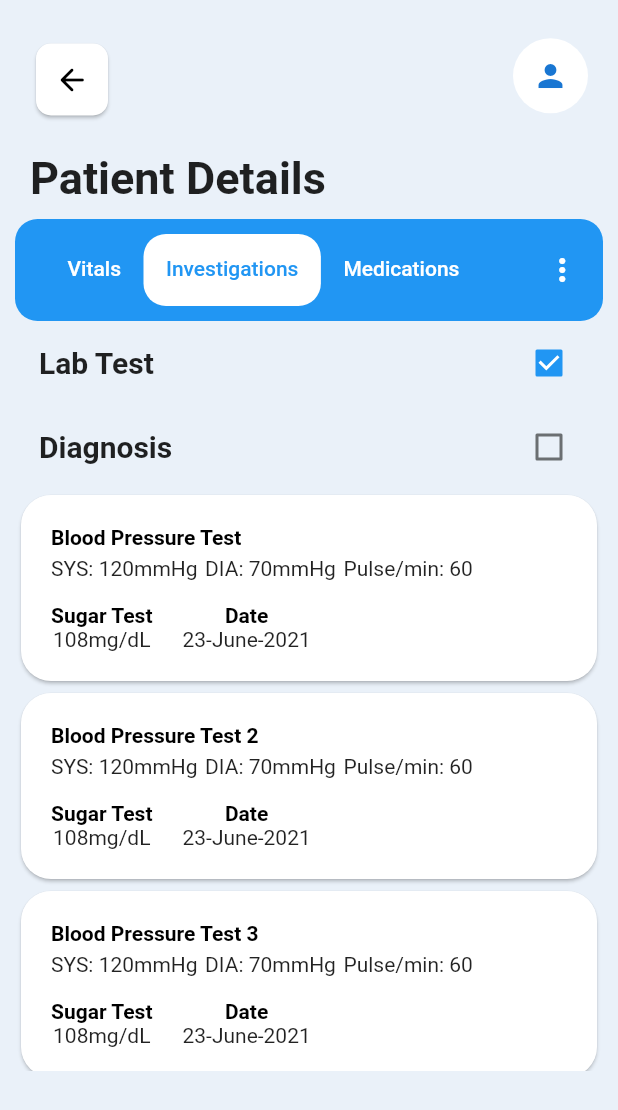
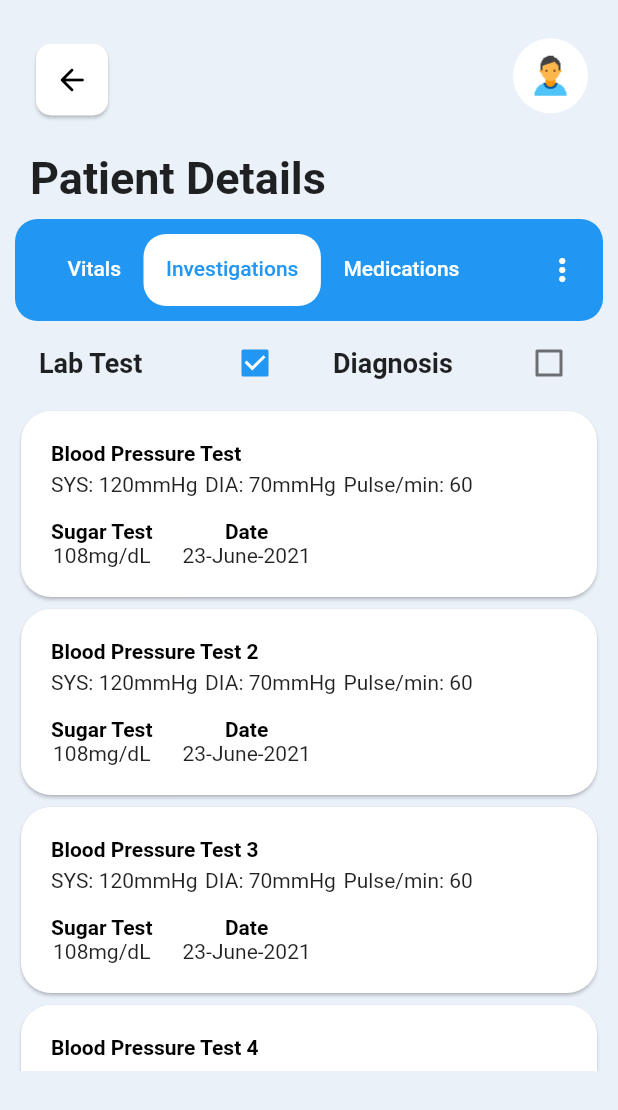
Before and after one commit to patnaapp/ipd_getx_project_backup, a Flutter app: the PatientDetailsView screen opened by its route, tab 2 chosen, on a phone screen of 412 x 824 dp. Shown: the top 1110 px of the screen. Run offline on Flutter 3.47's test engine with Material 2 defaults, Android fonts, the phone set to English and light mode, and no system bars; our stand-ins replace fl_chart, get; missing offline and left inert: barcode_scan_fix.

Commit message:
modified layout

```diff
--- a/lib/app/modules/investigations/controllers/investigations_controller.dart
+++ b/lib/app/modules/investigations/controllers/investigations_controller.dart
@@ -54,12 +54,13 @@ class InvestigationsController extends GetxController {
   }
 
 
-  Widget buildFilterCheckBox(InvestigationType investigationType) => CheckboxListTile(
+  Widget buildFilterCheckBox(InvestigationType investigationType) => Expanded(
+    child: CheckboxListTile(
           value: investigationType.value,
           title: Text(
             investigationType.name,
             style: TextStyle(
-            fontSize: 20,
+              fontSize: 18,
               fontWeight: FontWeight.bold,
             ),
           ),
@@ -69,6 +70,7 @@ class InvestigationsController extends GetxController {
           },
           controlAffinity: ListTileControlAffinity.trailing,
           activeColor: Colors.blue,
+        ),
   );
 
   @override
--- a/lib/app/modules/investigations/views/investigations_view.dart
+++ b/lib/app/modules/investigations/views/investigations_view.dart
@@ -18,9 +18,10 @@ class InvestigationsView extends GetView<InvestigationsController> {
               Container(
                 //#TODO: Change Filter Items Alignment horizontal
                 child: GetBuilder<InvestigationsController>(
-                  builder: (_) => ListView(
-                    scrollDirection: Axis.vertical,
-                    shrinkWrap: true,
+                  builder: (_) => Row(
+                    mainAxisAlignment: MainAxisAlignment.spaceEvenly,
+                    // scrollDirection: Axis.vertical,
+                    // shrinkWrap: true,
                     // padding: const EdgeInsets.all(8),
                     children: [
                       ...controller.investigation_type
--- a/lib/app/modules/patient_details/views/patient_details_view.dart
+++ b/lib/app/modules/patient_details/views/patient_details_view.dart
@@ -57,12 +57,10 @@ class PatientDetailsView extends GetView<PatientDetailsController> {
                         child: CircleAvatar(
                           radius: 25,
                           backgroundColor: Colors.white,
-                          child: IconButton(
-                            onPressed: () {
-                              // Get.to(() => Spee:q!
-                              // oTextView());
-                            },
-                            icon: Icon(Icons.person),
+                          child: Image.asset(
+                            'Images/personMale.png',
+                            height: 32.0,
+                            width: 32.0,
                           ),
                         ),
                       ),
```
Lines whose indentation alone changed are shown as unchanged.
